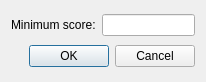
Old version of the form DeepSkyStacker/ui/CheckAbove.ui in the repository deepskystacker/DSS.
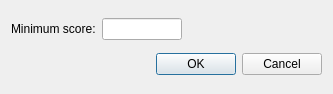
New version of the form.

The edit to the form file:
```diff
--- a/DeepSkyStacker/ui/CheckAbove.ui
+++ b/DeepSkyStacker/ui/CheckAbove.ui
@@ -6,8 +6,8 @@
    <rect>
     <x>0</x>
     <y>0</y>
-    <width>206</width>
-    <height>82</height>
+    <width>333</width>
+    <height>94</height>
    </rect>
   </property>
   <property name="windowTitle">
@@ -22,22 +22,22 @@
     </widget>
    </item>
    <item row="0" column="1">
-    <widget class="QLineEdit" name="lineEdit"/>
-   </item>
-   <item row="0" column="2">
-    <spacer name="horizontalSpacer">
-     <property name="orientation">
-      <enum>Qt::Horizontal</enum>
+    <widget class="QLineEdit" name="lineEdit">
+     <property name="sizePolicy">
+      <sizepolicy hsizetype="Maximum" vsizetype="Fixed">
+       <horstretch>0</horstretch>
+       <verstretch>0</verstretch>
+      </sizepolicy>
      </property>
-     <property name="sizeHint" stdset="0">
+     <property name="maximumSize">
       <size>
-       <width>4</width>
-       <height>20</height>
+       <width>80</width>
+       <height>16777215</height>
       </size>
      </property>
-    </spacer>
+    </widget>
    </item>
-   <item row="1" column="0" colspan="2">
+   <item row="1" column="1">
     <widget class="QDialogButtonBox" name="buttonBox">
      <property name="orientation">
       <enum>Qt::Horizontal</enum>
```
Left out of the diff: 2 changed lines with no effect on the pictures.
